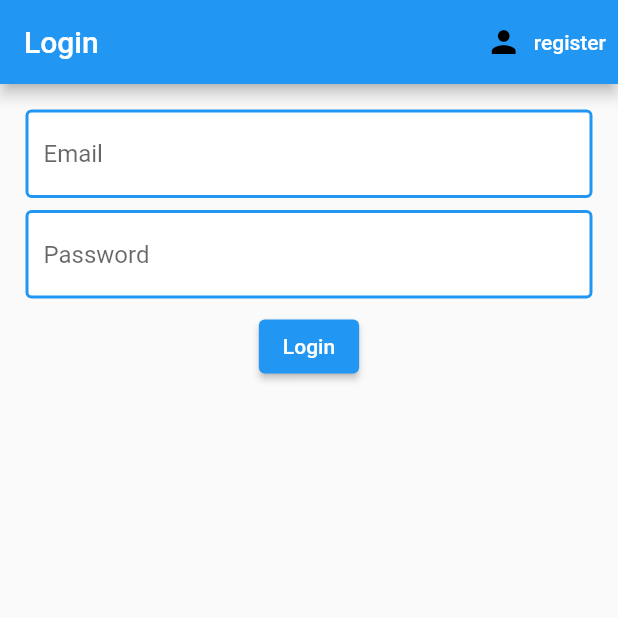
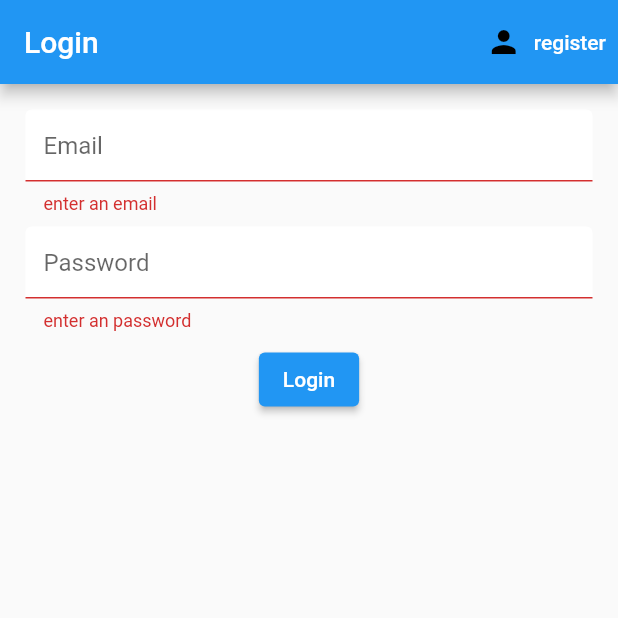
Before and after one commit to fofe00/firebase_todo, a Flutter app: the screen it shows after launch, after a tap on "Login", on a phone screen of 412 x 824 dp, the top half of it. Run offline on Flutter 3.47's test engine with Material 2 defaults, Android fonts, the phone set to English and light mode, and no system bars; our stand-ins replace firebase_auth, firebase_core, flutter_spinkit; accounts and stored records are empty.

Commit message:
login ok

```diff
--- a/lib/sreens/authenticate/login.dart
+++ b/lib/sreens/authenticate/login.dart
@@ -1,4 +1,6 @@
+import 'package:firebase_todo/services/auth.dart';
 import 'package:firebase_todo/shared/constants.dart';
+import 'package:firebase_todo/shared/loading.dart';
 import 'package:flutter/material.dart';
 
 class Login extends StatefulWidget {
@@ -10,11 +12,19 @@ class Login extends StatefulWidget {
 }
 
 class _LoginState extends State<Login> {
+  final AuthService _auth = AuthService();
+  final _formKey = GlobalKey<FormState>();
+
   String _email = "";
   String _pwd = "";
+  String error = "";
+  bool loading = false;
+
   @override
   Widget build(BuildContext context) {
-    return Scaffold(
+    return loading
+        ? Loading()
+        : Scaffold(
             appBar: AppBar(
               title: Text('Login'),
               actions: [
@@ -36,10 +46,12 @@ class _LoginState extends State<Login> {
             body: Container(
               margin: EdgeInsets.only(left: 17, right: 17, top: 17),
               child: Form(
+                key: _formKey,
                 child: Column(
                   children: [
                     TextFormField(
-                decoration: textInputdecoration.copyWith(hintText: "Email"),
+                      decoration:
+                          textInputdecoration.copyWith(hintText: "Email"),
                       validator: (val) {
                         return val!.isEmpty ? "enter an email" : null;
                       },
@@ -53,7 +65,9 @@ class _LoginState extends State<Login> {
                       height: 8,
                     ),
                     TextFormField(
-                decoration: textInputdecoration.copyWith(hintText: "Password"),
+                      obscureText: true,
+                      decoration:
+                          textInputdecoration.copyWith(hintText: "Password"),
                       validator: (val) {
                         return val!.isEmpty ? "enter an password" : null;
                       },
@@ -67,10 +81,20 @@ class _LoginState extends State<Login> {
                       height: 8,
                     ),
                     ElevatedButton(
-                onPressed: () {
-                  print("object");
-                  print(_email);
-                  print(_pwd);
+                      onPressed: () async {
+                        if (_formKey.currentState!.validate()) {
+                          setState(() {
+                            loading = true;
+                          });
+                          dynamic result =
+                              await _auth.loginEmailAndPwd(_email, _pwd);
+                          if (result == null) {
+                            setState(() {
+                              error = "please supply a valid email";
+                              loading = false;
+                            });
+                          }
+                        }
                       },
                       child: Text('Login'),
                     )
--- a/lib/wrapper.dart
+++ b/lib/wrapper.dart
@@ -1,12 +1,26 @@
+import 'package:firebase_auth/firebase_auth.dart';
 import 'package:firebase_todo/sreens/authenticate/authenticate.dart';
+import 'package:firebase_todo/sreens/home/home.dart';
 
 import 'package:flutter/material.dart';
+import 'package:provider/provider.dart';
 
 class Wrapper extends StatelessWidget {
   const Wrapper({Key? key}) : super(key: key);
 
   @override
-  Widget build(BuildContext context) {
-    return Authenticate();
+   Widget build(BuildContext context) {
+    final user = Provider.of<User?>(context);
+    print("########");
+    print(user?.uid);
+    print("########");
+    print(user?.uid);
+    print(user?.uid);
+    print("########");
+    if (user == null) {
+      return Authenticate();
+    } else {
+      return Home();
+    }
   }
 }
--- a/pubspec.yaml
+++ b/pubspec.yaml
@@ -32,6 +32,7 @@ dependencies:
   cloud_firestore: ^2.5.3
   firebase_auth: ^3.1.2
   provider: ^6.0.1
+  flutter_spinkit: ^5.1.0
 
 dev_dependencies:
   flutter_test:
```
Also changed, not shown: lib/shared/loading.dart (added, +19 -0 lines), lib/sreens/authenticate/register.dart (+38 -7 lines), lib/sreens/home/home.dart (+10 -2 lines), pubspec.lock. Lines whose indentation alone changed are shown as unchanged.
